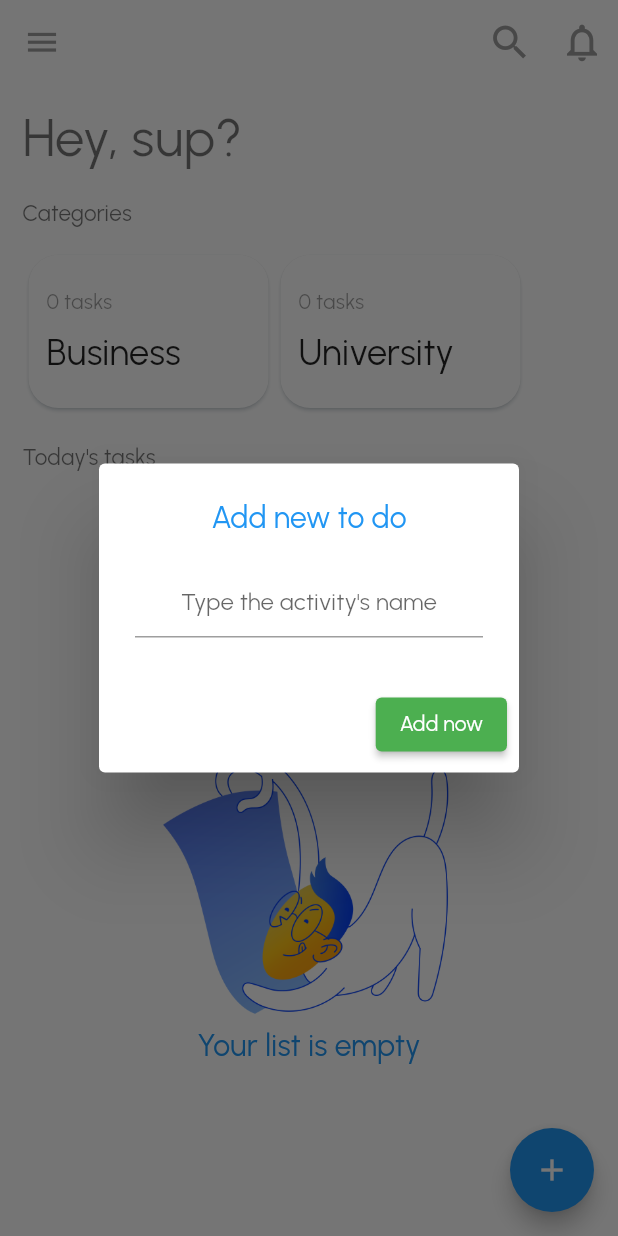
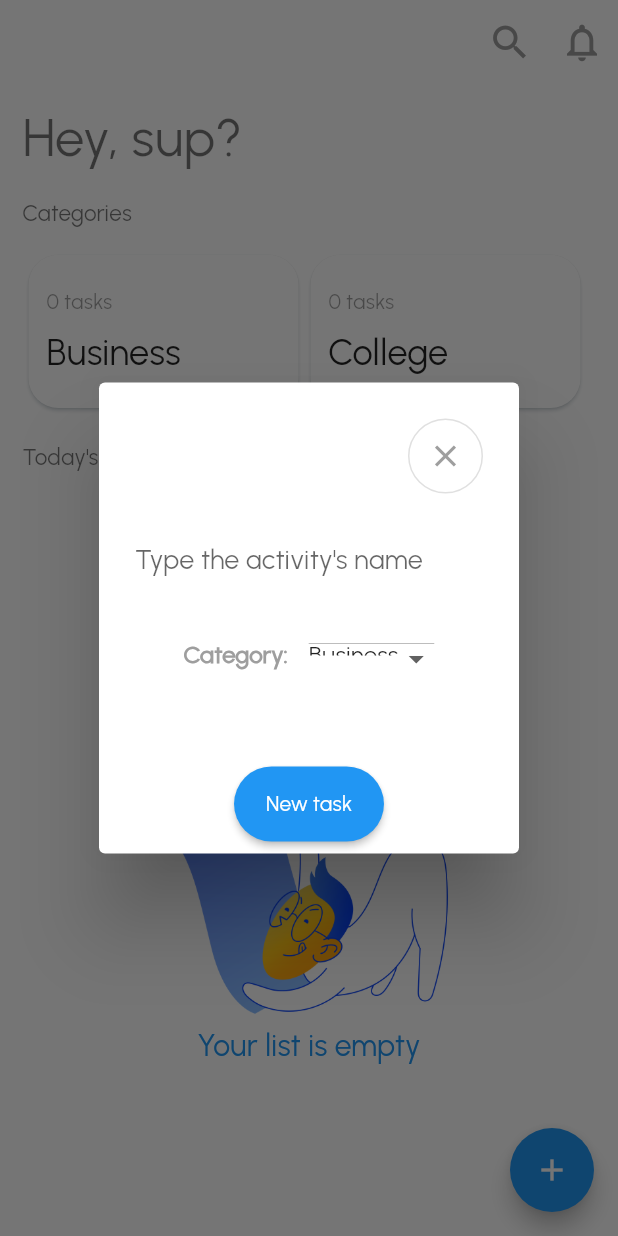
Before and after one commit to antonio-pedro99/todo_app, a Flutter app: the screen it shows after launch, after a tap on the "add" icon, on a phone screen of 412 x 824 dp. Run offline on Flutter 3.47's test engine with Material 2 defaults, Android fonts, the phone set to English and light mode, and no system bars.

Commit message:
New Design

```diff
--- a/lib/view/components/CategoryTile.dart
+++ b/lib/view/components/CategoryTile.dart
@@ -15,12 +15,13 @@ class CategoryTile extends StatelessWidget {
             borderRadius: BorderRadius.all(Radius.circular(20))),
         child: Container(
             padding: EdgeInsets.all(12),
-            width: 160,
+            width: 180,
             child: Column(
               crossAxisAlignment: CrossAxisAlignment.start,
               mainAxisAlignment: MainAxisAlignment.spaceEvenly,
               children: [
-                Text("${category.tasks} tasks", style: TextStyle(color: Colors.black38)),
+                Text("${category.tasks} tasks",
+                    style: TextStyle(color: Colors.black38)),
                 Text(
                   "${category.name}",
                   style: TextStyle(
--- a/lib/view/pages/home.dart
+++ b/lib/view/pages/home.dart
@@ -18,6 +18,10 @@ class _HomePageState extends State<HomePage> {
   TextEditingController _controller = TextEditingController();
   Map<String, dynamic> _lastRemoved;
   int _lastIndex;
+  List<Category> categories = [
+    Category(name: "Business", tasks: 0),
+    Category(name: "College", tasks: 0)
+  ];
 
   // Method to add new todo to our file.
 
@@ -100,13 +104,17 @@ class _HomePageState extends State<HomePage> {
                 shape: RoundedRectangleBorder(
                     borderRadius: BorderRadius.all(Radius.circular(20))),
                 child: CheckboxListTile(
-                    title: Text(_todoList[index]["name"]),
-                    subtitle: Text("Created at: ${_todoList[index]["time"]}"),
-                    secondary: CircleAvatar(
+                    controlAffinity: ListTileControlAffinity.leading,
+                    title: Text(
+                      _todoList[index]["name"],
+                      style: TextStyle(),
+                    ),
+                    subtitle: Text("Created on: ${_todoList[index]["time"]}"),
+                    /*  secondary: CircleAvatar(
                         child: Icon(
                       _todoList[index]["status"] ? Icons.check : Icons.error,
                       size: 40,
-                    )),
+                    )), */
                     value: _todoList[index]["status"],
                     onChanged: (value) {
                       setState(() {
@@ -151,9 +159,7 @@ class _HomePageState extends State<HomePage> {
   @override
   Widget build(BuildContext context) {
     var size = MediaQuery.of(context).size;
-    List<Category> categories = [];
-    categories.add(Category(name: "Business", tasks: 0));
-    categories.add(Category(name: "University", tasks: 0));
+
     return Scaffold(
 //if list is not empty show the todos, otherwise show noTodoFound
       body: CustomScrollView(
@@ -165,14 +171,14 @@ class _HomePageState extends State<HomePage> {
             stretch: true,
             elevation: 0,
             backgroundColor: Colors.white,
-            leading: IconButton(
+            /*  leading: IconButton(
               icon: Icon(
                 Icons.menu,
                 color: Colors.grey,
                 size: 25,
               ),
               onPressed: () {},
-            ),
+            ), */
             actions: [
               IconButton(
                   onPressed: () {},
@@ -221,6 +227,7 @@ class _HomePageState extends State<HomePage> {
                   Container(
                       height: 110,
                       child: ListView.builder(
+                          shrinkWrap: true,
                           itemCount: categories.length,
                           scrollDirection: Axis.horizontal,
                           itemBuilder: (context, index) {
@@ -267,35 +274,108 @@ class _HomePageState extends State<HomePage> {
             showDialog(
                 context: context,
                 builder: (BuildContext context) {
+                  Category selectedCategory = categories[0];
                   return AlertDialog(
-                    title: Center(
-                        child: Text(
-                      "Add new to do",
-                      style: TextStyle(color: Colors.blue),
-                    )),
+                    title: Align(
+                      alignment: Alignment.topRight,
+                      child: Container(
+                        decoration: BoxDecoration(
+                            shape: BoxShape.circle,
+                            border: Border.all(color: Colors.grey.shade300)),
+                        child: IconButton(
+                          onPressed: () {
+                            Navigator.pop(context);
+                          },
+                          icon: Icon(
+                            Icons.close,
+                            color: Colors.grey,
+                          ),
+                          alignment: Alignment.center,
+                        ),
+                      ),
+                    ),
                     content: Container(
-                      height: 50,
+                      height: 130,
                       child: Column(
                         children: [
                           TextField(
                             controller: _controller,
-                            textAlign: TextAlign.center,
+                            textAlign: TextAlign.start,
                             decoration: InputDecoration(
+                                border: InputBorder.none,
+                                hintStyle: TextStyle(
+                                    fontSize: 18, fontWeight: FontWeight.w300),
                                 hintText: "Type the activity's name"),
                           ),
+                          SizedBox(
+                            height: 30,
+                          ),
+                          Row(
+                            crossAxisAlignment: CrossAxisAlignment.start,
+                            mainAxisAlignment: MainAxisAlignment.center,
+                            children: [
+                              SizedBox(
+                                height: 10,
+                              ),
+                              Text(
+                                "Category: ",
+                                style: TextStyle(
+                                    fontWeight: FontWeight.bold,
+                                    color: Colors.grey),
+                              ),
+                              SizedBox(
+                                height: 20,
+                                width: 10,
+                              ),
+                              Container(
+                                height: 10,
+                                alignment: Alignment.topCenter,
+                                child: DropdownButton<Category>(
+                                    elevation: 3,
+                                    //isExpanded: true,
+                                    alignment: Alignment.topCenter,
+                                    value: selectedCategory,
+                                    items: categories
+                                        .map<DropdownMenuItem<Category>>((e) {
+                                      return DropdownMenuItem<Category>(
+                                          alignment: Alignment.center,
+                                          value: e,
+                                          child: Text(e.name));
+                                    }).toList(),
+                                    onChanged: (value) {
+                                      setState(() {
+                                        selectedCategory = value;
+                                      });
+                                    }),
+                              )
+                            ],
+                          )
                         ],
                       ),
                     ),
                     actions: [
-                      ElevatedButton(
-                          style: ButtonStyle(
-                            backgroundColor: MaterialStateColor.resolveWith(
-                                (states) => Colors.green),
-                          ),
-                          onPressed: () {
-                            addNewTodo();
-                          },
-                          child: Text("Add now")),
+                      Center(
+                          child: ElevatedButton(
+                              style: TextButton.styleFrom(
+                                fixedSize: Size(100, 50),
+                                shape: RoundedRectangleBorder(
+                                    borderRadius:
+                                        BorderRadius.all(Radius.circular(25))),
+                                backgroundColor: MaterialStateColor.resolveWith(
+                                    (states) => Colors.blue),
+                              ),
+                              onPressed: () {
+                                if (_controller.text.length > 0 &&
+                                    _controller.text != "") {
+                                  addNewTodo();
+                                  Navigator.pop(context);
+                                }
+                              },
+                              child: Center(
+                                child: Text("New task",
+                                    style: TextStyle(
+                                        fontWeight: FontWeight.normal)),
+                              ))),
                     ],
                   );
                 });
```
Also changed, not shown: screeshots/WhatsApp Image 2022-02-22 at 12.15.30 PM (1).jpeg (added), screeshots/WhatsApp Image 2022-02-22 at 12.15.31 PM (1).jpeg (added), screeshots/WhatsApp Image 2022-02-22 at 12.15.31 PM.jpeg (added), screeshots/WhatsApp Image 2022-02-22 at 12.15.32 PM.jpeg (added), 1 other file.
